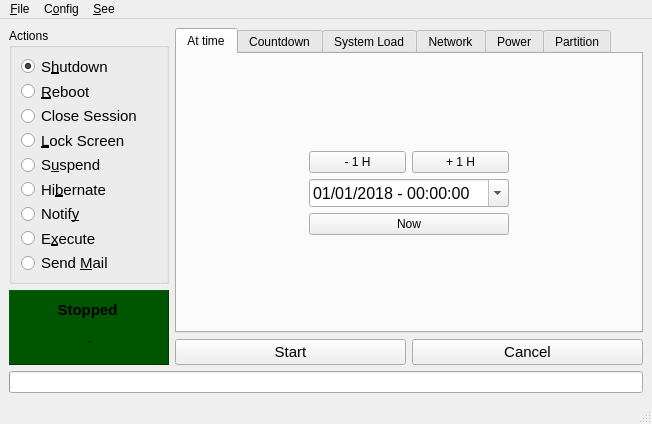
Above: ui/main.ui from Arg0s1080/pycket before the change. Below: the same form after it.
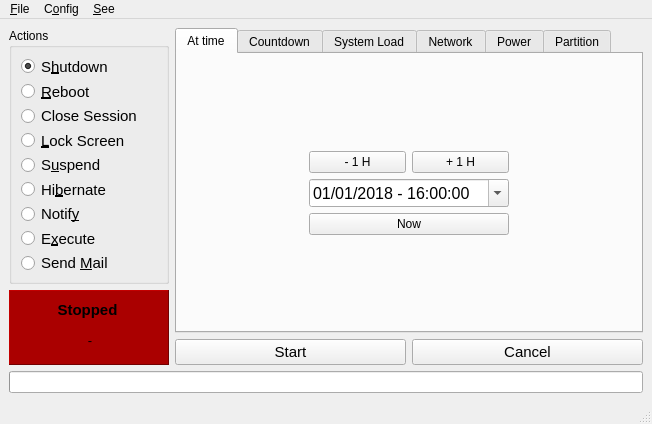
That is the form after the change. The open tabs and pages were chosen to show the change.

```diff
--- a/ui/main.ui
+++ b/ui/main.ui
@@ -240,8 +240,9 @@
              </size>
             </property>
             <property name="styleSheet">
-             <string notr="true">background-color: rgb(170, 0, 0);
-background-color: rgb(0, 85, 0);</string>
+             <string notr="true">background-color: rgb(0, 85, 0);
+background-color: rgb(170, 0, 0);
+</string>
             </property>
             <property name="frameShape">
              <enum>QFrame::Panel</enum>
@@ -430,6 +431,13 @@
                     <day>1</day>
                    </date>
                   </property>
+                  <property name="time">
+                   <time>
+                    <hour>16</hour>
+                    <minute>0</minute>
+                    <second>0</second>
+                   </time>
+                  </property>
                   <property name="minimumDate">
                    <date>
                     <year>1818</year>
@@ -441,7 +449,7 @@
                    <enum>QDateTimeEdit::MonthSection</enum>
                   </property>
                   <property name="displayFormat">
-                   <string>MM/dd/yyyy - HH:mm:ss</string>
+                   <string>MM/dd/yyyy - hh:mm:ss</string>
                   </property>
                   <property name="calendarPopup">
                    <bool>true</bool>
```
Left out of the diff: 14 changed lines with no effect on the pictures.
